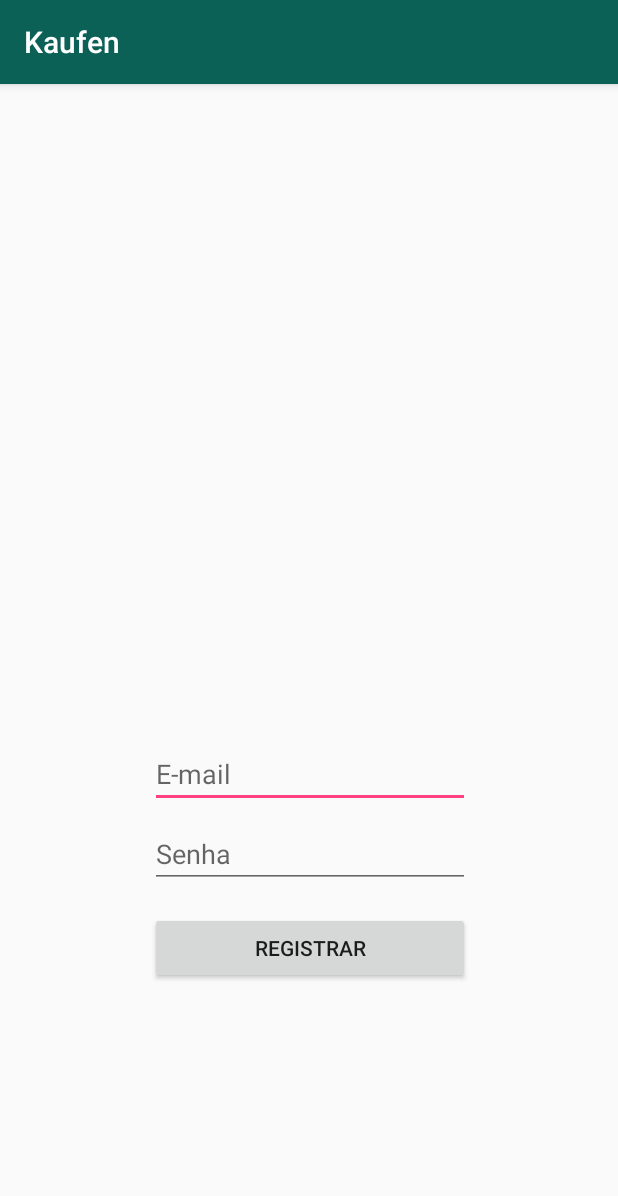
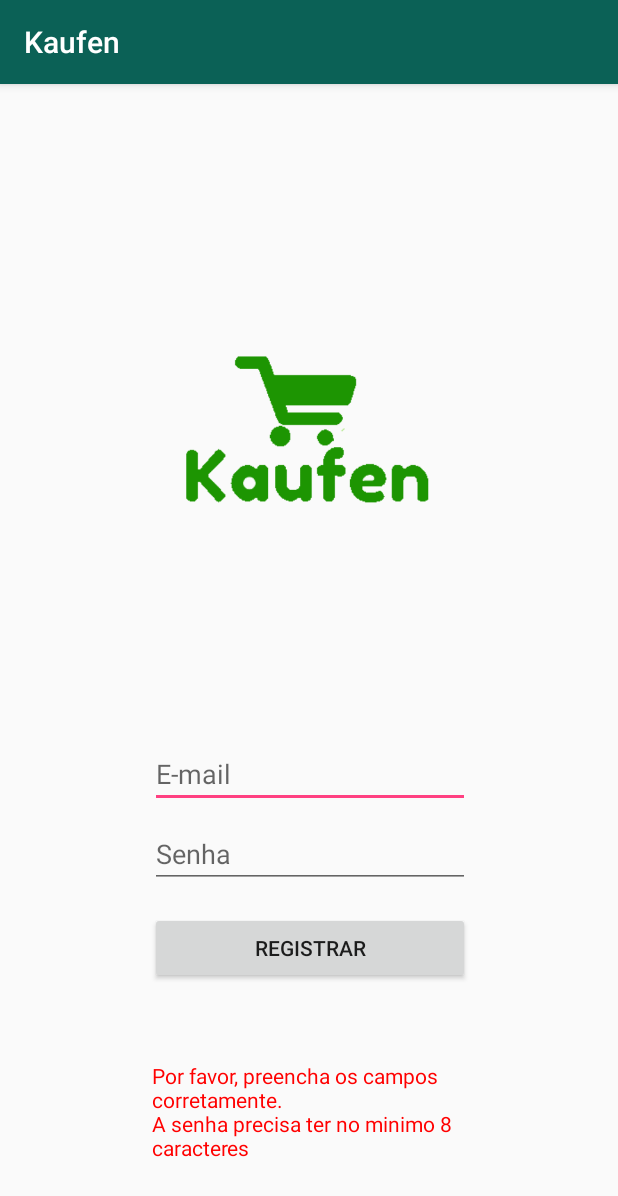
Before and after one commit to TriviaTeam/KaufenClientAndroid, an Android app: the RegisterClientBuy screen opened directly, with no data from a screen before it, after a tap on "REGISTRAR", on a phone screen of 412 x 824 dp. Shown: the top 1196 px of the screen. Run offline under Robolectric (Android 15) with nearby library versions, the phone set to English and light mode, and no system bars; our stand-ins replace Firebase (no records; nobody signed in at launch, a user with empty details on screens opened directly); 1 statement that could not run was skipped.

Commit message:
updated register activity to validate email and password

```diff
--- a/app/src/main/AndroidManifest.xml
+++ b/app/src/main/AndroidManifest.xml
@@ -7,6 +7,7 @@
     <uses-permission android:name="android.permission.READ_PROFILE" />
     <uses-permission android:name="android.permission.READ_CONTACTS" />
     <uses-permission android:name="android.permission.INTERNET" />
+    <uses-permission android:name="android.permission.RECORD_AUDIO" />
 
     <application
         android:allowBackup="true"
--- a/app/src/main/java/com/delivery/kaufen/kaufen/RegisterClientBuy.java
+++ b/app/src/main/java/com/delivery/kaufen/kaufen/RegisterClientBuy.java
@@ -1,6 +1,7 @@
 package com.delivery.kaufen.kaufen;
 
 import android.content.Intent;
+import android.graphics.Color;
 import android.support.annotation.NonNull;
 import android.support.v7.app.AppCompatActivity;
 import android.os.Bundle;
@@ -22,6 +23,7 @@ public class RegisterClientBuy extends AppCompatActivity {
     private TextView email_register_client;
     private TextView password_register_client;
     private Button button_register_client;
+    private TextView warning_info;
     private FirebaseAuth auth;
 
     @Override
@@ -32,6 +34,7 @@ public class RegisterClientBuy extends AppCompatActivity {
         email_register_client = findViewById(R.id.email_register_client);
         password_register_client = findViewById(R.id.password_register_client);
         button_register_client = findViewById(R.id.button_register_client);
+        warning_info = findViewById(R.id.warning_info);
         auth = FirebaseAuth.getInstance();
 
         button_register_client.setOnClickListener(new View.OnClickListener() {
@@ -41,6 +44,11 @@ public class RegisterClientBuy extends AppCompatActivity {
                 String email = email_register_client.getText().toString();
                 String password = password_register_client.getText().toString();
 
+                if(email.length() == 0 || password.length() == 0 || password.length() < 8){
+                    warning_info.setText(R.string.warning_wrong_login_register);
+                    warning_info.setTextColor(Color.RED);
+                }
+                else{
                     auth.createUserWithEmailAndPassword(email,password)
                             .addOnCompleteListener(RegisterClientBuy.this, new OnCompleteListener<AuthResult>() {
                                 @Override
@@ -79,7 +87,7 @@ public class RegisterClientBuy extends AppCompatActivity {
                                 }
                             });
                 }
+            }
         });
-
     }
 }
--- /dev/null
+++ b/app/src/main/java/com/delivery/kaufen/kaufen/auth/AuthAssets.java
@@ -0,0 +1,35 @@
+package com.delivery.kaufen.kaufen.auth;
+
+import android.content.Intent;
+import android.support.annotation.NonNull;
+import android.util.Log;
+import android.view.Gravity;
+import android.widget.Toast;
+
+import com.delivery.kaufen.kaufen.RegisterClientBuy;
+import com.delivery.kaufen.kaufen.SignInActivity;
+import com.google.android.gms.tasks.OnCompleteListener;
+import com.google.android.gms.tasks.Task;
+import com.google.firebase.auth.AuthResult;
+import com.google.firebase.auth.FirebaseAuth;
+import com.google.firebase.auth.FirebaseUser;
+
+
+public class AuthAssets {
+
+    public boolean password_verification(String password){
+
+        if (password == null || password.length() == 0 || password.length() < 6){
+            return false;
+        }
+
+        for (int i = 0; i < password.length(); i++) {
+            if (!Character.isWhitespace(password.charAt(i))) {
+                return false;
+            }
+        }
+
+        return true;
+    }
+
+}
--- a/app/src/main/res/layout/activity_register_client_buy.xml
+++ b/app/src/main/res/layout/activity_register_client_buy.xml
@@ -57,4 +57,35 @@
         app:layout_constraintEnd_toEndOf="parent"
         app:layout_constraintHorizontal_bias="0.503"
         app:layout_constraintStart_toStartOf="parent" />
+
+    <TextView
+        android:id="@+id/warning_info"
+        android:layout_width="209dp"
+        android:layout_height="66dp"
+        android:layout_marginBottom="8dp"
+        android:layout_marginEnd="8dp"
+        android:layout_marginLeft="8dp"
+        android:layout_marginRight="8dp"
+        android:layout_marginStart="8dp"
+        android:layout_marginTop="8dp"
+        app:layout_constraintBottom_toBottomOf="parent"
+        app:layout_constraintEnd_toEndOf="parent"
+        app:layout_constraintStart_toStartOf="parent"
+        app:layout_constraintTop_toBottomOf="@+id/button_register_client" />
+
+    <ImageView
+        android:id="@+id/imageView4"
+        android:layout_width="172dp"
+        android:layout_height="142dp"
+        android:layout_marginBottom="8dp"
+        android:layout_marginEnd="8dp"
+        android:layout_marginLeft="8dp"
+        android:layout_marginRight="8dp"
+        android:layout_marginStart="8dp"
+        android:layout_marginTop="8dp"
+        app:layout_constraintBottom_toTopOf="@+id/email_register_client"
+        app:layout_constraintEnd_toEndOf="parent"
+        app:layout_constraintStart_toStartOf="parent"
+        app:layout_constraintTop_toTopOf="parent"
+        app:srcCompat="@drawable/logocru" />
 </android.support.constraint.ConstraintLayout>
--- a/app/src/main/res/values/strings.xml
+++ b/app/src/main/res/values/strings.xml
@@ -18,4 +18,5 @@
     <string name="senha">Senha</string>
     <string name="entrar">Entrar</string>
     <string name="esqueci_minha_senha">Esqueci minha senha</string>
+    <string name="warning_wrong_login_register">Por favor, preencha os campos corretamente.\nA senha precisa ter no minimo 8 caracteres</string>
 </resources>
```
Lines whose indentation alone changed are shown as unchanged.
